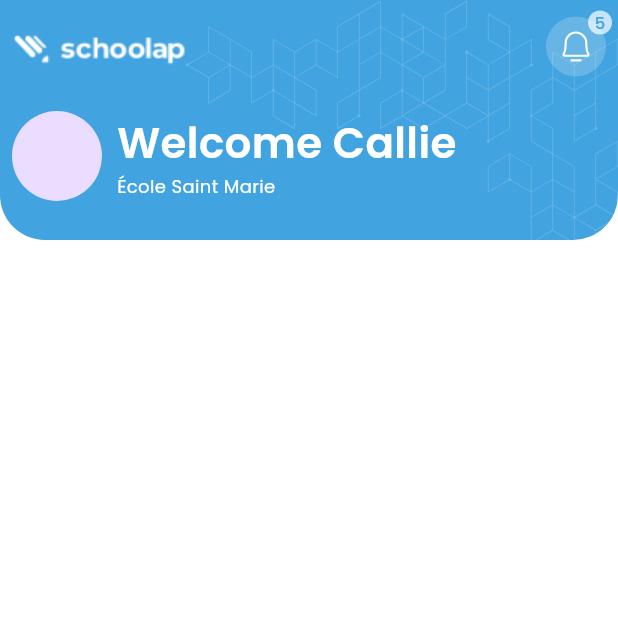
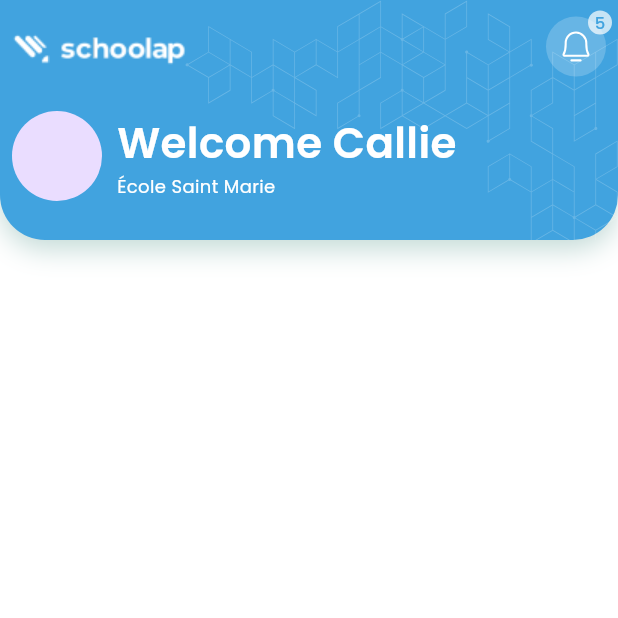
Before and after one commit to Edukever/schoolap-mobile-ui, a Flutter app: the MainAppBar screen opened directly, on a phone screen of 412 x 824 dp, the top half of it. Run offline on Flutter 3.47's test engine with Material 3 defaults, Android fonts, the phone set to English and light mode, and no system bars; drawn by our look-alikes of auto_size_text; our stand-ins replace dropdown_button2, equatable, flutter_form_builder, flutter_svg, popover.

Commit message:
:sparkles: feat: add shadow to main appbar

```diff
--- a/example/lib/fields/page_field_screen.dart
+++ b/example/lib/fields/page_field_screen.dart
@@ -69,6 +69,8 @@ class PageFieldScreen extends StatelessWidget {
             const SizedBox(height: 20),
             const SPPresenceDropdown(name: 'presence'),
             const SizedBox(height: 20),
+            const SPCheckBox(),
+            const SizedBox(height: 20),
           ],
         ),
       ),
--- a/lib/src/theme/data/icons.dart
+++ b/lib/src/theme/data/icons.dart
@@ -1,18 +1,18 @@
 class AppIconsData {
-
   const AppIconsData._();
 
-  static String bellSimple = "packages/schoolap_ui/assets/icons/bell_simple.svg";
-  static String arrowLeft = "packages/schoolap_ui/assets/icons/arrow-left.svg";
-  static String arrowRight = "packages/schoolap_ui/assets/icons/arrow-right.svg";
-  static String date = "packages/schoolap_ui/assets/icons/date.svg";
-  static String role = "packages/schoolap_ui/assets/icons/role.svg";
-  static String classe = "packages/schoolap_ui/assets/icons/classe.svg";
-  static String modifier = "packages/schoolap_ui/assets/icons/modifier.svg";
-  static String detail = "packages/schoolap_ui/assets/icons/detail.svg";
-  static String archiver = "packages/schoolap_ui/assets/icons/archiver.svg";
-  static String rechercher = "packages/schoolap_ui/assets/icons/rechercher.svg";
-  static String absent = "packages/schoolap_ui/assets/icons/absent.svg";
-  static String filtre = "packages/schoolap_ui/assets/icons/filtre.svg";
-  static String attention = "packages/schoolap_ui/assets/icons/attention.svg";
+  static const String bellSimple = "packages/schoolap_ui/assets/icons/bell_simple.svg";
+  static const String arrowLeft = "packages/schoolap_ui/assets/icons/arrow-left.svg";
+  static const String arrowRight = "packages/schoolap_ui/assets/icons/arrow-right.svg";
+  static const String date = "packages/schoolap_ui/assets/icons/date.svg";
+  static const String role = "packages/schoolap_ui/assets/icons/role.svg";
+  static const String classe = "packages/schoolap_ui/assets/icons/classe.svg";
+  static const String modifier = "packages/schoolap_ui/assets/icons/modifier.svg";
+  static const String detail = "packages/schoolap_ui/assets/icons/detail.svg";
+  static const String archiver = "packages/schoolap_ui/assets/icons/archiver.svg";
+  static const String rechercher = "packages/schoolap_ui/assets/icons/rechercher.svg";
+  static const String absent = "packages/schoolap_ui/assets/icons/absent.svg";
+  static const String filtre = "packages/schoolap_ui/assets/icons/filtre.svg";
+  static const String attention = "packages/schoolap_ui/assets/icons/attention.svg";
+  static const String google = "packages/schoolap_ui/assets/icons/google.svg";
 }
--- a/lib/src/widgets/appbar/schoolap_main_appbar.dart
+++ b/lib/src/widgets/appbar/schoolap_main_appbar.dart
@@ -32,6 +32,13 @@ class SPMainAppbar extends StatelessWidget implements PreferredSizeWidget {
             bottomLeft: AppTheme.of(context).radius.big,
             bottomRight: AppTheme.of(context).radius.big,
           ),
+          boxShadow: const [
+            BoxShadow(
+              color: Color.fromRGBO(185, 212, 208, 0.87),
+              offset: Offset(0, 6),
+              blurRadius: 15,
+            ),
+          ],
         ),
         child: Stack(children: [
           Positioned(
```
Also changed, not shown: assets/icons/google_.svg (added).
